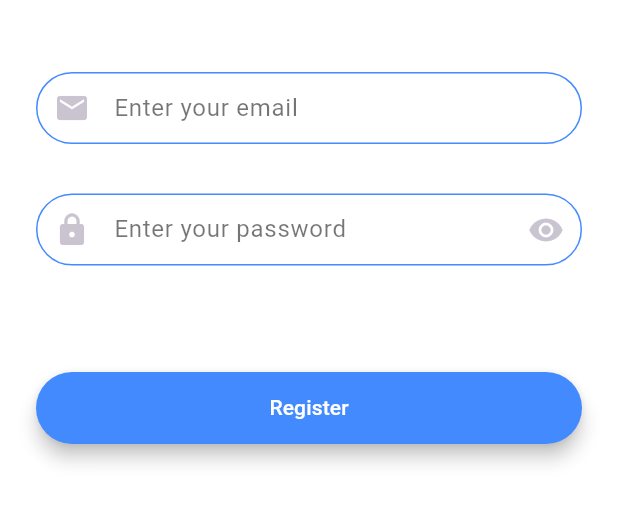
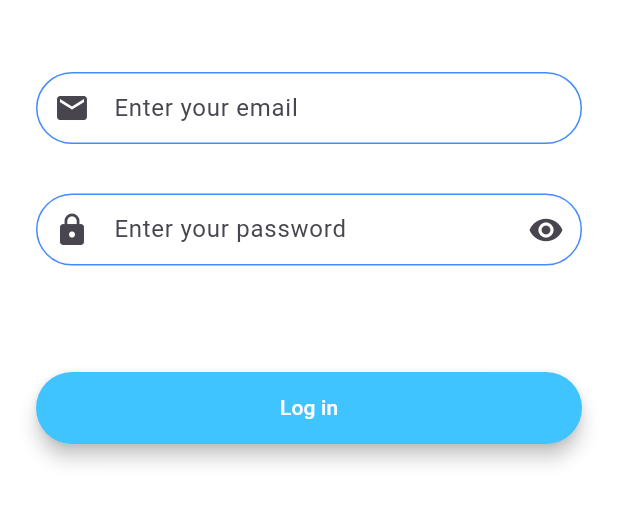
Before and after one commit to moAllElite/flash-chat-flutter, a Flutter app: the screen it shows after launch, after a tap on "Log In", on a phone screen of 412 x 824 dp, the part 534-1060 px from its top. Run offline on Flutter 3.47's test engine with Material 3 defaults, Android fonts, the phone set to English and light mode, and no system bars; our stand-ins replace animated_text_kit.

Commit message:
flash-chat

```diff
--- a/lib/components/rounded_button.dart
+++ b/lib/components/rounded_button.dart
@@ -1,10 +1,10 @@
 import 'package:flutter/material.dart';
 
 class RoundedButton extends StatelessWidget{
-  late String title;
-  late Color color;
-  late dynamic onPressed;
-  RoundedButton({required this.title,required this.color,required this.onPressed, super.key});
+  final String title;
+  final Color color;
+  final dynamic onPressed;
+  const RoundedButton({required this.title,required this.color,required this.onPressed, super.key});
 
   @override
   Widget build(BuildContext context) {
@@ -21,7 +21,10 @@ class RoundedButton extends StatelessWidget{
           minWidth: 200.0,
           height: 42.0,
           child: Text(
-            title
+            title,
+            style:const TextStyle(
+              color:Colors.white
+            )
           ),
         ),
       ),
--- a/lib/constants.dart
+++ b/lib/constants.dart
@@ -22,14 +22,9 @@ const messageContainerDecoration = BoxDecoration(
 const animateKitTextStyle = TextStyle(
   fontSize: 45,
   fontWeight: FontWeight.w900,
-  color: Colors.black54,
 );
 
 var kTextFieldDecoration = InputDecoration(
-  fillColor: Colors.black54,
-  hintStyle: const TextStyle(
-    color: Colors.black54,
-  ), // Set the desired color for hint text
   hintText: 'Enter your password',
   contentPadding: const EdgeInsets.symmetric(
       vertical: 10.0,
--- a/lib/main.dart
+++ b/lib/main.dart
@@ -9,16 +9,7 @@ void main() => runApp( _FlashChat());
 class _FlashChat extends StatelessWidget {
   @override
   Widget build(BuildContext context) {
-    final ThemeData theme = Theme.of(context);
     return MaterialApp(
-      theme: ThemeData.dark().copyWith(
-        primaryColor: Colors.black,
-       /*textTheme:  const TextTheme(
-          displayMedium:   TextStyle(
-           color: Colors.black54,
-          ),
-        ),*/
-      ),
       debugShowCheckedModeBanner: false,
       initialRoute: WelcomeScreen.id,
       routes:{
--- a/lib/screens/login_screen.dart
+++ b/lib/screens/login_screen.dart
@@ -1,4 +1,7 @@
+import 'package:chat/components/rounded_button.dart';
 import 'package:flutter/material.dart';
+
+import '../constants.dart';
 
 class LoginScreen extends StatefulWidget {
   static String id ='login_screen';
@@ -9,8 +12,15 @@ class LoginScreen extends StatefulWidget {
 }
 
 class LoginScreenState extends State<LoginScreen> {
+  bool passwordVisible = false;
+  @override
+  void initState() {
+    passwordVisible = true;
+    super.initState();
+  }
   @override
   Widget build(BuildContext context) {
+    double hauteur = MediaQuery.of(context).size.height;
     return Scaffold(
       backgroundColor: Colors.white,
       body: Padding(
@@ -34,73 +44,47 @@ class LoginScreenState extends State<LoginScreen> {
               onChanged: (value) {
                 //Do something with the user input.
               },
-              decoration: const InputDecoration(
-                hintText: 'Enter your email',
-                contentPadding:
-                EdgeInsets.symmetric(vertical: 10.0, horizontal: 20.0),
-                border: OutlineInputBorder(
-                  borderRadius: BorderRadius.all(Radius.circular(32.0)),
-                ),
-                enabledBorder: OutlineInputBorder(
-                  borderSide:
-                  BorderSide(color: Colors.lightBlueAccent, width: 1.0),
-                  borderRadius: BorderRadius.all(Radius.circular(32.0)),
-                ),
-                focusedBorder: OutlineInputBorder(
-                  borderSide:
-                  BorderSide(color: Colors.lightBlueAccent, width: 2.0),
-                  borderRadius: BorderRadius.all(Radius.circular(32.0)),
+              decoration: kTextFieldDecoration.copyWith(
+                hintText:'Enter your email',
+                prefixIcon: const Icon(
+                  Icons.email,
                 ),
               ),
             ),
-            const SizedBox(
-              height: 8.0,
+            SizedBox(
+              height: hauteur / 25,
             ),
             TextField(
+              obscureText: passwordVisible,
               onChanged: (value) {
                 //Do something with the user input.
               },
               style: const TextStyle(color: Colors.black),
-              decoration: const InputDecoration(
-                hintText: 'Enter your password.',
-                contentPadding:
-                EdgeInsets.symmetric(vertical: 10.0, horizontal: 20.0),
-                border: OutlineInputBorder(
-                  borderRadius: BorderRadius.all(Radius.circular(32.0)),
+              decoration:kTextFieldDecoration.copyWith(
+                prefixIcon: const Icon(
+                    Icons.lock
                 ),
-                enabledBorder: OutlineInputBorder(
-                  borderSide:
-                  BorderSide(color: Colors.lightBlueAccent, width: 1.0),
-                  borderRadius: BorderRadius.all(Radius.circular(32.0)),
-                ),
-                focusedBorder: OutlineInputBorder(
-                  borderSide:
-                  BorderSide(color: Colors.lightBlueAccent, width: 2.0),
-                  borderRadius: BorderRadius.all(Radius.circular(32.0)),
+                suffixIcon: IconButton(
+                    onPressed: (){
+                      setState(() {
+                        passwordVisible = ! passwordVisible;
+                      });
+                    },
+                    icon: Icon(
+                        passwordVisible ? Icons.visibility :  Icons.visibility_off
+                    )
                 ),
               ),
             ),
-            const SizedBox(
-              height: 24.0,
+            SizedBox(
+              height:  hauteur / 15,
             ),
-            Padding(
-              padding: const EdgeInsets.symmetric(vertical: 16.0),
-              child: Material(
+            RoundedButton(
+                title: 'Log in',
                 color: Colors.lightBlueAccent,
-                borderRadius: BorderRadius.circular(30.0),
-                elevation: 5.0,
-                child: MaterialButton(
-                  onPressed: () {
-                    //Implement login functionality.
-                  },
-                  minWidth: 200.0,
-                  height: 42.0,
-                  child: const Text(
-                    'Log In',
-                  ),
-                ),
-              ),
-            ),
+                onPressed: (){
+
+                })
           ],
         ),
       ),
--- a/lib/screens/registration_screen.dart
+++ b/lib/screens/registration_screen.dart
@@ -1,3 +1,4 @@
+import 'package:chat/components/rounded_button.dart';
 import 'package:chat/constants.dart';
 import 'package:flutter/material.dart';
 
@@ -14,7 +15,7 @@ class RegistrationScreenState extends State<RegistrationScreen> {
   bool passwordVisible = false;
   @override
   void initState() {
-     passwordVisible = true;
+    passwordVisible = true;
     super.initState();
   }
   @override
@@ -78,25 +79,13 @@ class RegistrationScreenState extends State<RegistrationScreen> {
             SizedBox(
                 height: hauteur / 15
             ),
-            Padding(
-              padding: const EdgeInsets.symmetric(vertical: 16.0),
-              child: Material(
+            RoundedButton(
+                title: 'Register',
                 color: Colors.blueAccent,
-                borderRadius: BorderRadius.circular(30.0),
-                elevation: 5.0,
-                child: MaterialButton(
-                  onPressed: () {
-                    //Implement registration functionality.
-                  },
-                  minWidth: 200.0,
-                  height: 42.0,
-                  child: const Text(
-                    'Register',
-                    style: TextStyle(color: Colors.white),
-                  ),
-                ),
-              ),
-            ),
+                onPressed: (){
+
+                }
+            )
           ],
         ),
       ),
--- a/lib/screens/welcome_screen.dart
+++ b/lib/screens/welcome_screen.dart
@@ -5,6 +5,7 @@ import 'package:flutter/material.dart';
 import 'package:animated_text_kit/animated_text_kit.dart';
 
 import '../constants.dart';
+import 'login_screen.dart';
 class WelcomeScreen extends StatefulWidget {
   static const String id = 'welcome_screen';
 
@@ -83,7 +84,7 @@ class WelcomeScreenState extends State<WelcomeScreen> with SingleTickerProviderS
                 title:  'Log In',
                 color: Colors.lightBlueAccent,
                 onPressed: () {
-                  Navigator.pushNamed(context, RegistrationScreen.id);
+                  Navigator.pushNamed(context, LoginScreen.id);
                 }
             ),
             RoundedButton(
```
